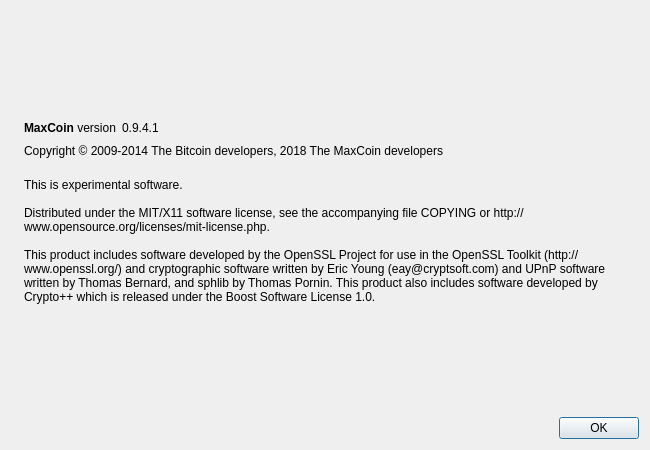
Qt form src/qt/forms/aboutdialog.ui (mtrinder/schoolcoind) before a commit.
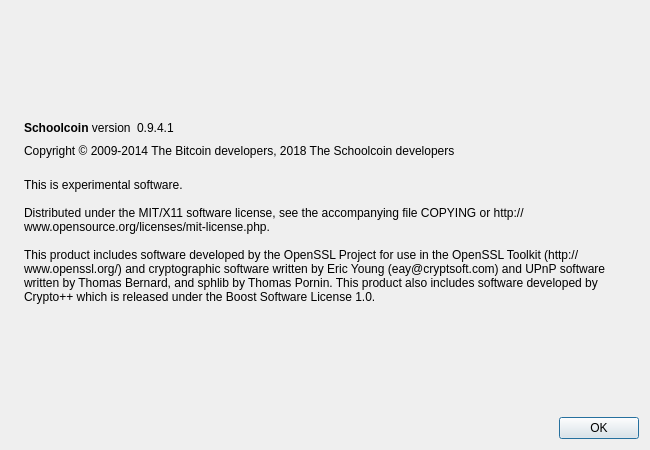
The same form after that commit. Icons and pictures are not drawn.

Commit message: Rename MaxCoin to Schoolcoin

Patch:
```diff
--- a/src/qt/forms/aboutdialog.ui
+++ b/src/qt/forms/aboutdialog.ui
@@ -50,7 +50,7 @@
           <cursorShape>IBeamCursor</cursorShape>
          </property>
          <property name="text">
-          <string>&lt;b&gt;MaxCoin&lt;/b&gt; version</string>
+          <string>&lt;b&gt;Schoolcoin&lt;/b&gt; version</string>
          </property>
          <property name="textInteractionFlags">
           <set>Qt::LinksAccessibleByMouse|Qt::TextSelectableByKeyboard|Qt::TextSelectableByMouse</set>
@@ -91,7 +91,7 @@
         <cursorShape>IBeamCursor</cursorShape>
        </property>
        <property name="text">
-        <string notr="true">Copyright &amp;copy; 2009-2014 The Bitcoin developers, 2018 The MaxCoin developers</string>
+        <string notr="true">Copyright &amp;copy; 2009-2014 The Bitcoin developers, 2018 The Schoolcoin developers</string>
        </property>
        <property name="textFormat">
         <enum>Qt::RichText</enum>
```
Left out of the diff: 2 changed lines with no effect on the pictures. The commit also changes 101 other files.
